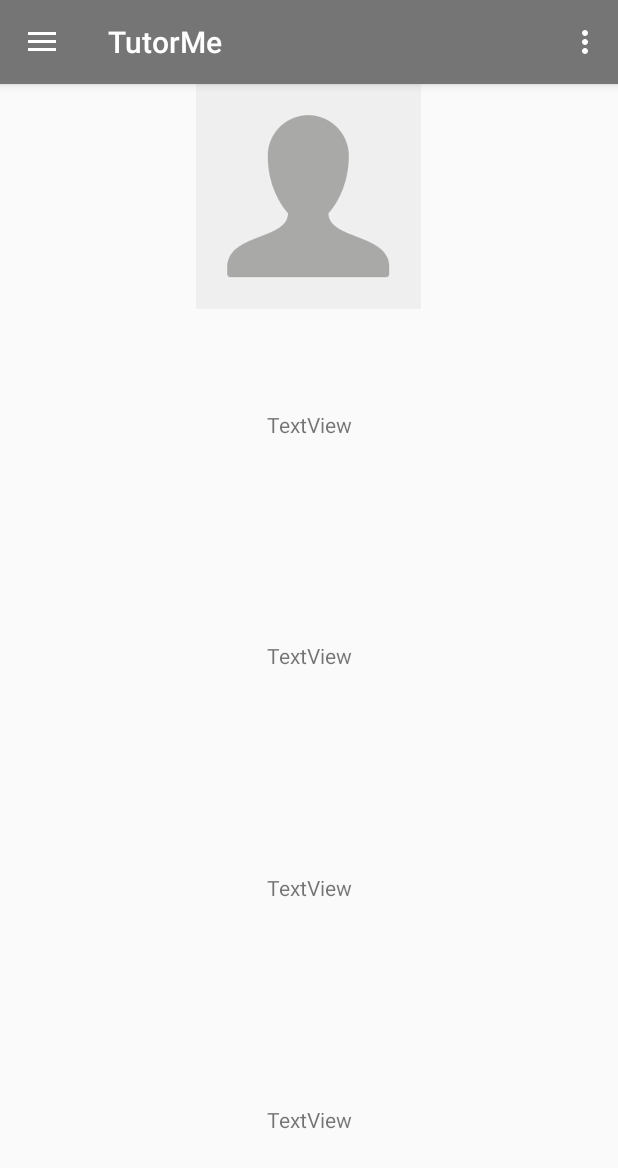
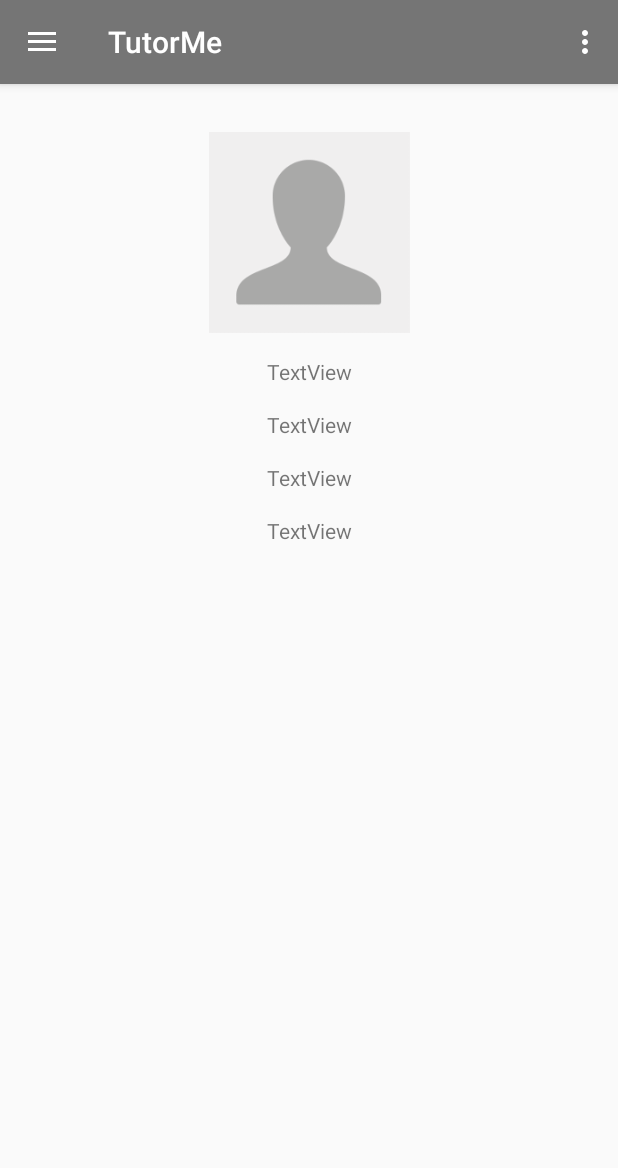
Before and after one commit to vinguyen96/TutorMe, an Android app: the fragment UserViewFragment placed in its activity, on a phone screen of 412 x 824 dp. Shown: the top 1168 px of the screen. Run offline under Robolectric (Android 15) with nearby library versions, the phone set to English and light mode, and no system bars; our stand-ins replace Firebase (no records; nobody signed in at launch, a user with empty details on screens opened directly); libraries missing offline, so code that uses them is left out: com.firebase.ui; 1 statement that could not run was skipped.

Commit message:
Click on tutor ver2

```diff
--- a/app/src/main/res/layout/activity_main.xml
+++ b/app/src/main/res/layout/activity_main.xml
@@ -33,7 +33,8 @@
             <LinearLayout
                 android:layout_width="match_parent"
                 android:layout_height="match_parent"
-                android:orientation="horizontal">
+                android:orientation="horizontal"
+                android:paddingTop="@dimen/activity_vertical_margin">
 
                 <ImageView
                     android:id="@+id/monday"
--- a/app/src/main/res/layout/fragment_user_view.xml
+++ b/app/src/main/res/layout/fragment_user_view.xml
@@ -7,50 +7,64 @@
 
     <!-- TODO: Update blank fragment layout -->
 
+    <ScrollView
+        android:layout_width="match_parent"
+        android:layout_height="match_parent">
+
         <LinearLayout
             android:layout_width="match_parent"
-        android:layout_height="match_parent"
-        android:orientation="vertical">
+            android:layout_height="wrap_content"
+            android:orientation="vertical"
+            android:paddingBottom="@dimen/activity_vertical_margin"
+            android:paddingLeft="@dimen/activity_horizontal_margin"
+            android:paddingRight="@dimen/activity_horizontal_margin"
+            android:paddingTop="@dimen/activity_horizontal_margin">
 
             <ImageView
                 android:id="@+id/imgView"
-            android:layout_width="@dimen/logo_w_h"
+                android:layout_width="match_parent"
                 android:layout_height="@dimen/logo_w_h"
-            app:srcCompat="@drawable/defaultprofile"
-            android:layout_gravity="center_horizontal" />
+                android:layout_gravity="center_horizontal"
+                android:layout_weight="1"
+                android:paddingTop="@dimen/activity_vertical_margin"
+                app:srcCompat="@drawable/defaultprofile" />
 
             <TextView
                 android:id="@+id/profileName"
                 android:layout_width="match_parent"
                 android:layout_height="wrap_content"
                 android:layout_weight="1"
-            android:text="TextView"
-            android:gravity="center"/>
+                android:gravity="center"
+                android:paddingTop="@dimen/activity_vertical_margin"
+                android:text="TextView" />
+
+            <TextView
+                android:id="@+id/profileContact"
+                android:layout_width="match_parent"
+                android:layout_height="wrap_content"
+                android:layout_weight="1"
+                android:gravity="center"
+                android:paddingTop="@dimen/activity_vertical_margin"
+                android:text="TextView" />
 
             <TextView
                 android:id="@+id/profileAge"
                 android:layout_width="match_parent"
                 android:layout_height="wrap_content"
                 android:layout_weight="1"
-            android:text="TextView"
-            android:gravity="center"/>
+                android:gravity="center"
+                android:paddingTop="@dimen/activity_vertical_margin"
+                android:text="TextView" />
 
             <TextView
                 android:id="@+id/profileDegree"
                 android:layout_width="match_parent"
                 android:layout_height="wrap_content"
                 android:layout_weight="1"
-            android:text="TextView"
-            android:gravity="center"/>
-
-        <TextView
-            android:id="@+id/profileContact"
-            android:layout_width="match_parent"
-            android:layout_height="wrap_content"
-            android:layout_weight="1"
-            android:text="TextView"
-            android:gravity="center" />
-
+                android:gravity="center"
+                android:paddingTop="@dimen/activity_vertical_margin"
+                android:text="TextView" />
         </LinearLayout>
+    </ScrollView>
 
 </android.support.design.widget.CoordinatorLayout>
```
Lines whose indentation alone changed are shown as unchanged.
